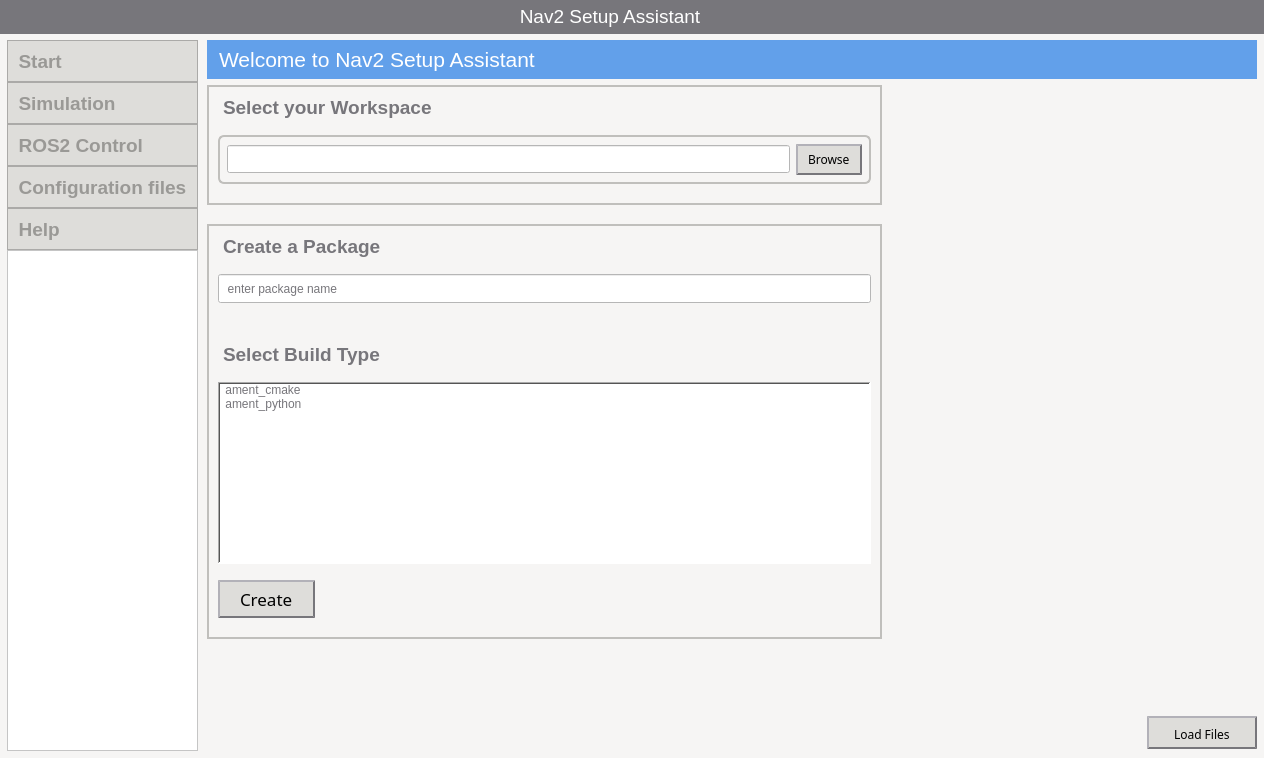
himaj47/DyLo, file DyLo.ui: the form before one commit.
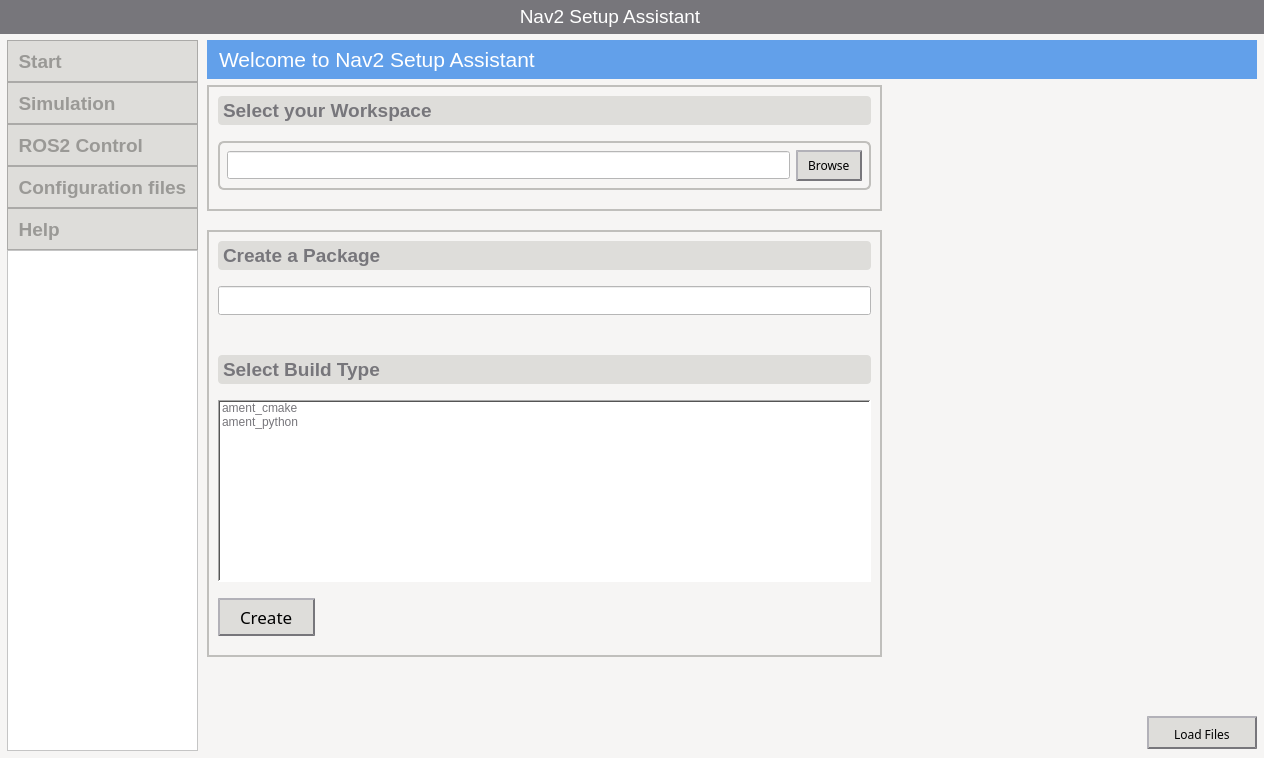
The form after the commit. Icons and pictures are not drawn. Custom widgets are drawn as their Qt base class.

Commit message:
completed basic ROS2 package creation functionality
+ created command_executor.py which uses subprocess module to execute ROS2 commands
+ created a function "create_package" in main.py which uses CommandExecutor class, defined in command_executor.py, to create ROS2 packages
+ updated the UI of main_content QWidget

Diff of the .ui file:
```diff
--- a/DyLo.ui
+++ b/DyLo.ui
@@ -888,7 +888,11 @@
                               </font>
                              </property>
                              <property name="styleSheet">
-                              <string notr="true">color: rgb(119, 118, 123)</string>
+                              <string notr="true">color: rgb(119, 118, 123);
+background-color: rgb(222, 221, 218);
+padding-top: 3px;
+padding-bottom: 3px;
+border-radius: 4px;</string>
                              </property>
                              <property name="text">
                               <string>Select your Workspace</string>
@@ -919,7 +923,8 @@
                                  </size>
                                 </property>
                                 <property name="styleSheet">
-                                 <string notr="true">background-color: white;
+                                 <string notr="true">color: rgb(119, 118, 123);
+background-color: white;
 height: 26;</string>
                                 </property>
                                </widget>
@@ -997,7 +1002,11 @@
                               </font>
                              </property>
                              <property name="styleSheet">
-                              <string notr="true">color: rgb(119, 118, 123)</string>
+                              <string notr="true">color: rgb(119, 118, 123);
+background-color: rgb(222, 221, 218);
+padding-top: 3px;
+padding-bottom: 3px;
+border-radius: 4px;</string>
                              </property>
                              <property name="text">
                               <string>Create a Package</string>
@@ -1024,7 +1033,7 @@
 height: 27px;</string>
                              </property>
                              <property name="text">
-                              <string>  enter package name</string>
+                              <string/>
                              </property>
                             </widget>
                            </item>
@@ -1064,7 +1073,11 @@
                               </font>
                              </property>
                              <property name="styleSheet">
-                              <string notr="true">color: rgb(119, 118, 123)</string>
+                              <string notr="true">color: rgb(119, 118, 123);
+background-color: rgb(222, 221, 218);
+padding-top: 3px;
+padding-bottom: 3px;
+border-radius: 4px;</string>
                              </property>
                              <property name="text">
                               <string>Select Build Type</string>
@@ -1115,7 +1128,7 @@
                              </property>
                              <item>
                               <property name="text">
-                               <string> ament_cmake</string>
+                               <string>ament_cmake</string>
                               </property>
                               <property name="textAlignment">
                                <set>AlignLeading|AlignVCenter</set>
@@ -1123,7 +1136,7 @@
                              </item>
                              <item>
                               <property name="text">
-                               <string> ament_python</string>
+                               <string>ament_python</string>
                               </property>
                              </item>
                             </widget>
```
Left out of the diff: 4 changed lines with no effect on the pictures. The commit also changes 4 other files.
